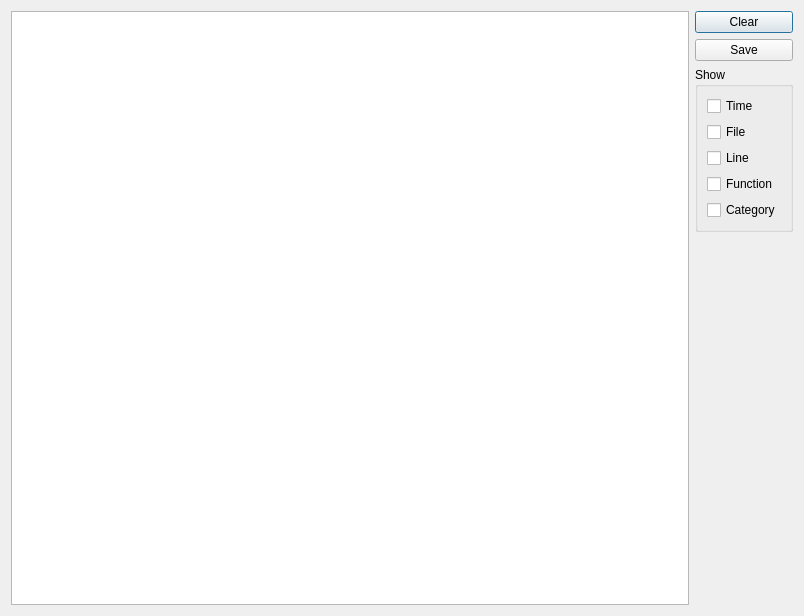
Old version of the form StockAnalysis/util/logbrowserdialog.ui in the repository QtLab/Xing.
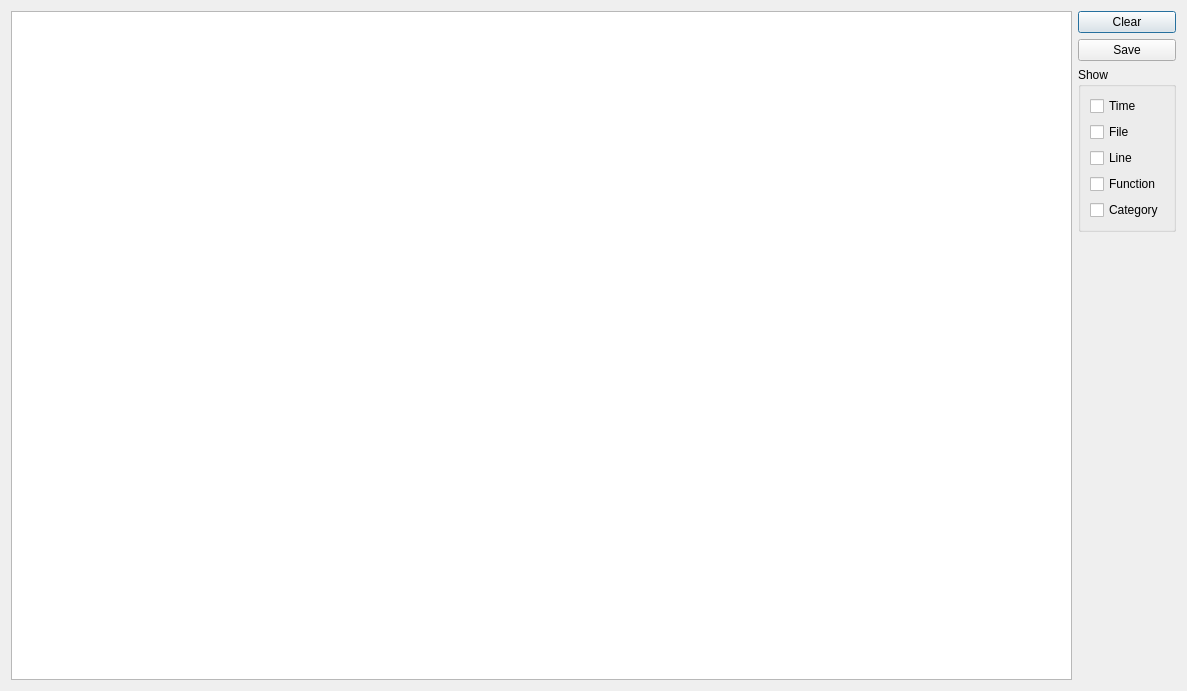
New version of the form.

Patch:
```diff
--- a/StockAnalysis/util/logbrowserdialog.ui
+++ b/StockAnalysis/util/logbrowserdialog.ui
@@ -6,8 +6,8 @@
    <rect>
     <x>0</x>
     <y>0</y>
-    <width>804</width>
-    <height>616</height>
+    <width>1187</width>
+    <height>691</height>
    </rect>
   </property>
   <property name="windowTitle">
```
